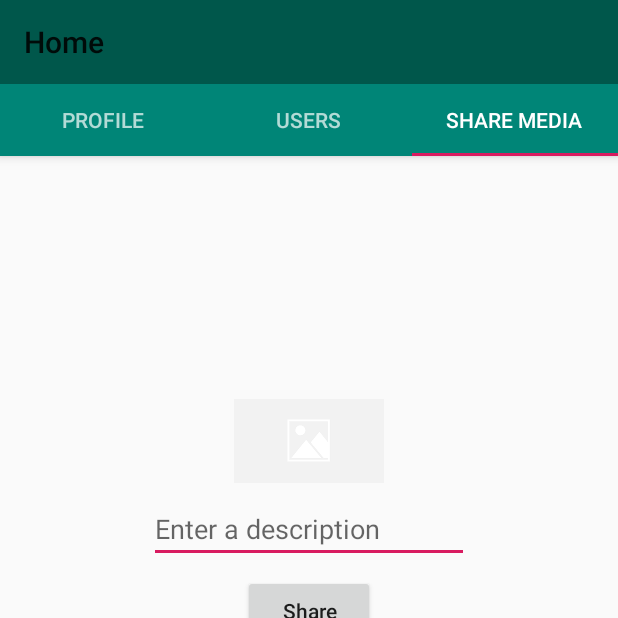
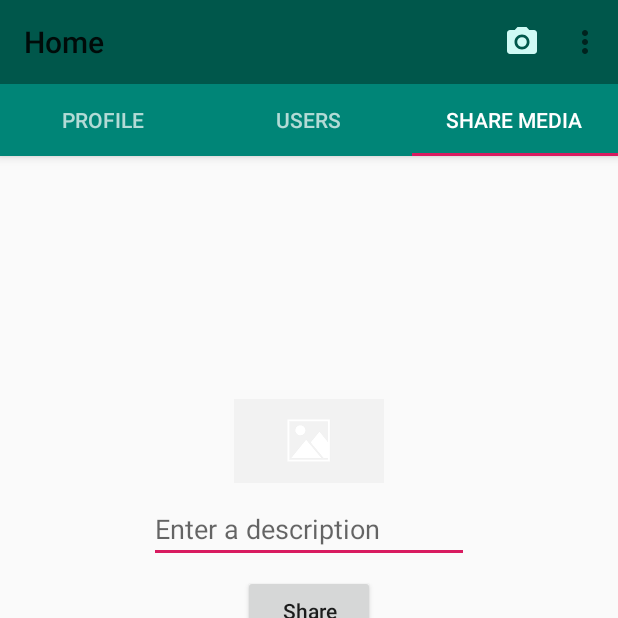
Before and after one commit to RyanPerera/SocialMediaApp, an Android app: the HomeActivity screen opened directly, with no data from a screen before it, tab 3 chosen, on a phone screen of 412 x 824 dp, the top half of it. Run offline under Robolectric (Android 15) with nearby library versions, the phone set to English and light mode, and no system bars; libraries missing offline, so code that uses them is left out: com.parse, com.shashank.sony; 6 statements that could not run were skipped.

Commit message:
Implemented quick upload and logout button

```diff
--- a/app/src/main/java/com/example/socialmediaapp/LoginActivity.java
+++ b/app/src/main/java/com/example/socialmediaapp/LoginActivity.java
@@ -55,6 +55,7 @@ public class LoginActivity extends AppCompatActivity {
                 final ProgressDialog progressDialog = new ProgressDialog(LoginActivity.this);
                 progressDialog.setMessage("Logging in");
                 progressDialog.show();
+                progressDialog.setCanceledOnTouchOutside(false);
 
                 ParseUser.logInInBackground(edtUsernameLogin.getText().toString(), edtPasswordLogin.getText().toString(), new LogInCallback() {
                     @Override
--- a/app/src/main/java/com/example/socialmediaapp/ShareMediaTab.java
+++ b/app/src/main/java/com/example/socialmediaapp/ShareMediaTab.java
@@ -96,6 +96,7 @@ public class ShareMediaTab extends Fragment implements View.OnClickListener{
                         final ProgressDialog dialog =  new ProgressDialog(getContext());
                         dialog.setMessage("Uploading! Please wait.");
                         dialog.show();
+                        dialog.setCanceledOnTouchOutside(false);
                         parseObject.saveInBackground(new SaveCallback() {
                             @Override
                             public void done(ParseException e) {
--- a/app/src/main/java/com/example/socialmediaapp/SignupActivity.java
+++ b/app/src/main/java/com/example/socialmediaapp/SignupActivity.java
@@ -64,6 +64,7 @@ public class SignupActivity extends AppCompatActivity {
                 final ProgressDialog progressDialog = new ProgressDialog(SignupActivity.this);
                 progressDialog.setMessage("Signing up " + edtUsernameSignup.getText().toString());
                 progressDialog.show();
+                progressDialog.setCanceledOnTouchOutside(false);
 
                 appUser.signUpInBackground(new SignUpCallback() {
                     @Override
--- /dev/null
+++ b/app/src/main/res/drawable/ic_camera_alt_black_24dp.xml
@@ -0,0 +1,6 @@
+<vector android:autoMirrored="true" android:height="24dp"
+    android:tint="#CFFAF5" android:viewportHeight="24.0"
+    android:viewportWidth="24.0" android:width="24dp" xmlns:android="http://schemas.android.com/apk/res/android">
+    <path android:fillColor="#FF000000" android:pathData="M12,12m-3.2,0a3.2,3.2 0,1 1,6.4 0a3.2,3.2 0,1 1,-6.4 0"/>
+    <path android:fillColor="#FF000000" android:pathData="M9,2L7.17,4L4,4c-1.1,0 -2,0.9 -2,2v12c0,1.1 0.9,2 2,2h16c1.1,0 2,-0.9 2,-2L22,6c0,-1.1 -0.9,-2 -2,-2h-3.17L15,2L9,2zM12,17c-2.76,0 -5,-2.24 -5,-5s2.24,-5 5,-5 5,2.24 5,5 -2.24,5 -5,5z"/>
+</vector>
--- /dev/null
+++ b/app/src/main/res/menu/my_menu.xml
@@ -0,0 +1,18 @@
+<?xml version="1.0" encoding="utf-8"?>
+<menu xmlns:android="http://schemas.android.com/apk/res/android"
+    xmlns:app="http://schemas.android.com/apk/res-auto">
+
+    <item
+        android:id="@+id/postImageItem"
+        android:orderInCategory="100"
+        app:showAsAction="always"
+        android:title="Quick Upload"
+        android:icon="@drawable/ic_camera_alt_black_24dp"/>
+
+    <item
+        android:id="@+id/logoutUserItem"
+        android:orderInCategory="100"
+        app:showAsAction="never"
+        android:title="Logout"/>
+
+</menu>
```
Also changed, not shown: app/src/main/java/com/example/socialmediaapp/HomeActivity.java (+100 -0 lines).
